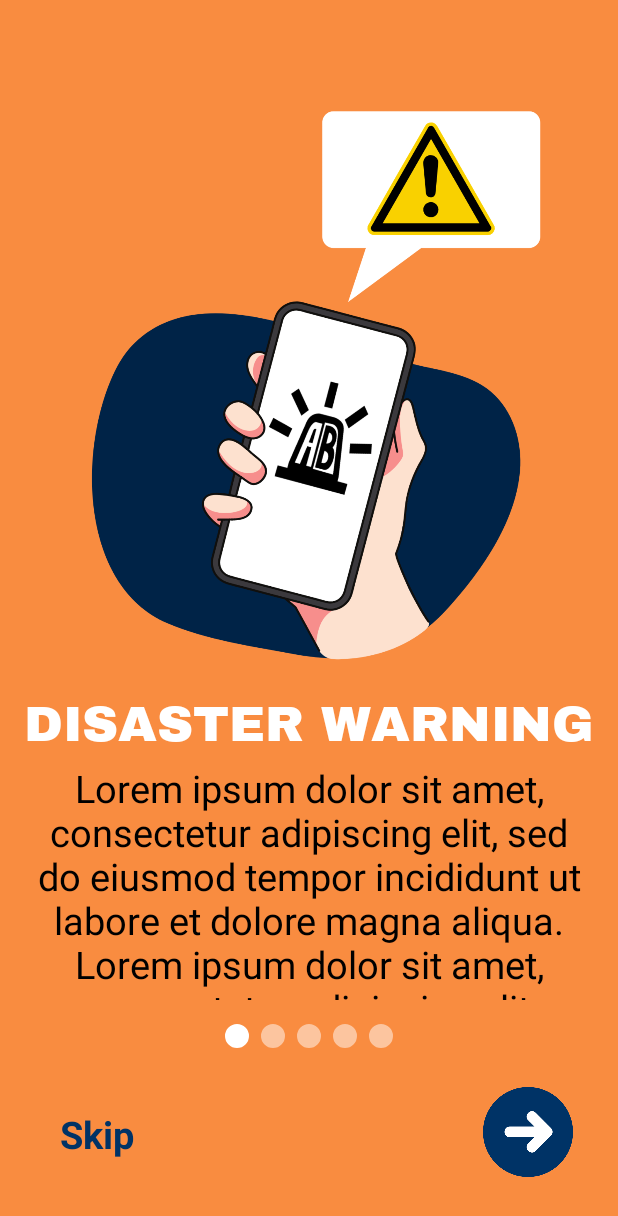
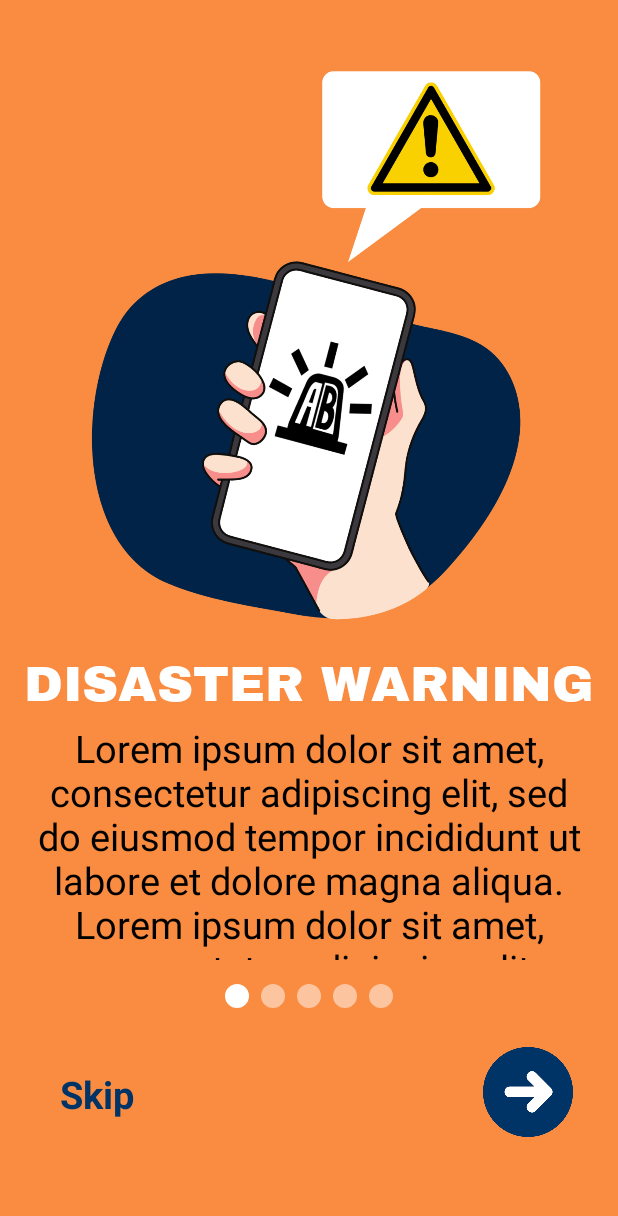
Before and after one commit to weeeyn/AlertoBulakenyo, an Android app: the Walkthrough screen opened directly, with no data from a screen before it, on a phone screen of 412 x 824 dp. Shown: the top 1216 px of the screen. Run offline under Robolectric (Android 15) with nearby library versions, the phone set to English and light mode, and no system bars.

Commit message:
walkthrough

```diff
--- a/app/src/main/res/layout/activity_walkthrough.xml
+++ b/app/src/main/res/layout/activity_walkthrough.xml
@@ -11,7 +11,6 @@
     <androidx.constraintlayout.widget.ConstraintLayout
         android:layout_width="match_parent"
         android:layout_height="match_parent"
-        android:layout_gravity="center"
         android:paddingTop="40dp" >
 
         <androidx.viewpager.widget.ViewPager
--- a/app/src/main/res/layout/layout_screen.xml
+++ b/app/src/main/res/layout/layout_screen.xml
@@ -39,9 +39,9 @@
         <TextView
             android:id="@+id/tvWTdescription"
             android:layout_width="match_parent"
-            android:layout_height="250dp"
+            android:layout_height="200dp"
             android:layout_marginHorizontal="20dp"
-            android:autoSizeMaxTextSize="80dp"
+            android:autoSizeMaxTextSize="30dp"
             android:autoSizeMinTextSize="10dp"
             android:autoSizeStepGranularity="1dp"
             android:autoSizeTextType="uniform"
```
